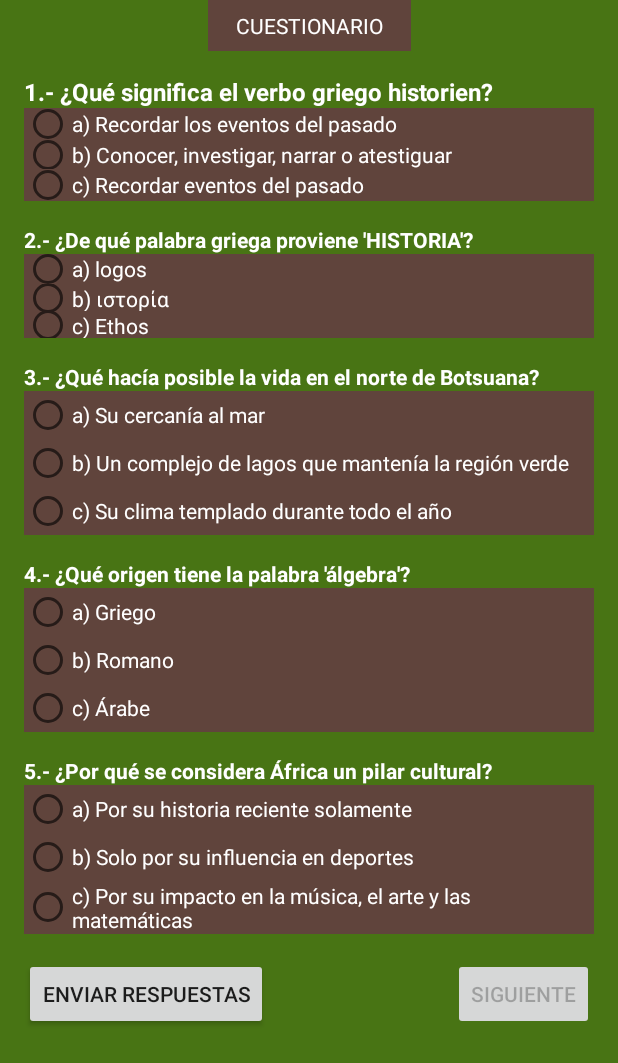
After one commit to Asdelas40k/aplicacion, an Android app: the layout activity_africatriv.xml on its own in the app's theme, with its tools: preview values and no code run, on a phone screen of 412 x 824 dp. The commit adds this screen. Shown: the top 1063 px of the screen. Run offline under Robolectric (Android 15) with nearby library versions, the phone set to English and light mode, and no system bars; Roboto replaces fonts that are not available here.

Commit message:
Descripción de los cambios en Ivan

```diff
--- a/app/src/main/AndroidManifest.xml
+++ b/app/src/main/AndroidManifest.xml
@@ -12,6 +12,9 @@
         android:supportsRtl="true"
         android:theme="@style/Theme.Proyecto"
         tools:targetApi="31">
+        <activity
+            android:name=".africatriv"
+            android:exported="false" />
         <activity
             android:name=".VIdeo1"
             android:exported="false" />
--- a/app/src/main/java/com/example/proyecto/Principal2.java
+++ b/app/src/main/java/com/example/proyecto/Principal2.java
@@ -1,7 +1,10 @@
 package com.example.proyecto;
 
+import android.content.Intent;
 import android.content.SharedPreferences;
 import android.os.Bundle;
+import android.view.View;
+import android.widget.Button;
 import android.widget.TextView;
 
 import androidx.activity.EdgeToEdge;
@@ -15,17 +18,41 @@ public class Principal2 extends AppCompatActivity {
     private static final String PREFS_NAME = "UserPrefs";
     private static final String KEY_USER = "username";
 
+    Button btnIniciar, btnSalir;
+
     @Override
     protected void onCreate(Bundle savedInstanceState) {
         super.onCreate(savedInstanceState);
         EdgeToEdge.enable(this);
         setContentView(R.layout.activity_principal2);
+
         TextView userTextView = findViewById(R.id.txtmost);
         SharedPreferences preferences = getSharedPreferences(PREFS_NAME, MODE_PRIVATE);
         String savedUser = preferences.getString(KEY_USER, "");
 
-        String message = "Bienvenido de vuelta" + savedUser + "estas listo para seguir con tu aventura?";
+        String message = "Bienvenido de vuelta " + savedUser + ", ¿estás listo para seguir con tu aventura?";
         userTextView.setText(message);
+
+        btnIniciar = findViewById(R.id.btnIniciar);
+        btnSalir = findViewById(R.id.btnsalir);
+
+        btnIniciar.setOnClickListener(new View.OnClickListener() {
+            @Override
+            public void onClick(View v) {
+                // Iniciar la Activity llamada "Primera"
+                Intent intent = new Intent(Principal2.this, Primera.class);
+                startActivity(intent);
+            }
+        });
+
+        btnSalir.setOnClickListener(new View.OnClickListener() {
+            @Override
+            public void onClick(View v) {
+                // Cerrar la aplicación completamente
+                finishAffinity(); // Cierra todas las actividades
+                System.exit(0);   // Termina el proceso de la app
+            }
+        });
 
         ViewCompat.setOnApplyWindowInsetsListener(findViewById(R.id.main), (v, insets) -> {
             Insets systemBars = insets.getInsets(WindowInsetsCompat.Type.systemBars());
--- a/app/src/main/java/com/example/proyecto/VIdeo1.java
+++ b/app/src/main/java/com/example/proyecto/VIdeo1.java
@@ -37,7 +37,7 @@ public class VIdeo1 extends AppCompatActivity {
         Button Ants = findViewById(R.id.btnants);
         Button Dps = findViewById(R.id.btndps);
 
-        Uri videoUri = Uri.parse("android.resource://" + getPackageName() + "/" + R.raw.vidprb);
+        Uri videoUri = Uri.parse("android.resource://" + getPackageName() + "/" + R.raw.africa);
         videoView.setVideoURI(videoUri);
         videoView.start();
 
@@ -74,12 +74,12 @@ public class VIdeo1 extends AppCompatActivity {
         });
 
         Ants.setOnClickListener(v -> {
-            Intent intent = new Intent(VIdeo1.this, MainActivity.class);
+            Intent intent = new Intent(VIdeo1.this, Principal2.class);
             startActivity(intent);
         });
 
         Dps.setOnClickListener(v -> {
-            Intent intent = new Intent(VIdeo1.this, MainActivity.class);
+            Intent intent = new Intent(VIdeo1.this, africatriv.class);
             startActivity(intent);
         });
     }
--- /dev/null
+++ b/app/src/main/java/com/example/proyecto/africatriv.java
@@ -0,0 +1,80 @@
+package com.example.proyecto;
+
+
+import android.content.Intent;
+import android.os.Bundle;
+import android.view.View;
+import android.widget.Button;
+import android.widget.RadioGroup;
+
+import androidx.activity.EdgeToEdge;
+import androidx.appcompat.app.AlertDialog;
+import androidx.appcompat.app.AppCompatActivity;
+
+public class africatriv extends AppCompatActivity {
+
+    RadioGroup radioGroup1, radioGroup2, radioGroup3, radioGroup4, radioGroup5;
+    Button btnEnviar, btnSiguiente;
+    boolean respuestasEnviadas = false;
+
+    @Override
+    protected void onCreate(Bundle savedInstanceState) {
+        super.onCreate(savedInstanceState);
+        EdgeToEdge.enable(this);
+
+        radioGroup1 = findViewById(R.id.radioGroup1);
+        radioGroup2 = findViewById(R.id.radioGroup2);
+        radioGroup3 = findViewById(R.id.radioGroup3);
+        radioGroup4 = findViewById(R.id.radioGroup4);
+        radioGroup5 = findViewById(R.id.radioGroup5);
+
+        btnEnviar = findViewById(R.id.btnEnviar);
+        btnSiguiente = findViewById(R.id.btnSiguiente);
+
+        btnEnviar.setOnClickListener(new View.OnClickListener() {
+            @Override
+            public void onClick(View view) {
+                mostrarResultado();
+                respuestasEnviadas = true;
+                btnSiguiente.setEnabled(true); // activar botón
+            }
+        });
+
+        btnSiguiente.setOnClickListener(new View.OnClickListener() {
+            @Override
+            public void onClick(View view) {
+                if (respuestasEnviadas) {
+                    // Aquí puedes pasar a otra pantalla o actividad si tienes otra
+                    // Por ahora mostramos otro mensaje
+                    new AlertDialog.Builder(africatriv.this)
+                            .setTitle("Siguiente")
+                            .setMessage("Vamos a la siguiente sección...")
+                            .setPositiveButton("OK", null)
+                            .show();
+
+                    // Ejemplo: iniciar nueva actividad
+                    // Intent intent = new Intent(africatriv.this, SiguienteActivity.class);
+                    // startActivity(intent);
+                }
+            }
+        });
+    }
+
+    private void mostrarResultado() {
+        int correctas = 0;
+
+        if (radioGroup1.getCheckedRadioButtonId() == R.id.radioButton1b) correctas++;
+        if (radioGroup2.getCheckedRadioButtonId() == R.id.radioButton2b) correctas++;
+        if (radioGroup3.getCheckedRadioButtonId() == R.id.radioButton3b) correctas++;
+        if (radioGroup4.getCheckedRadioButtonId() == R.id.radioButton4c) correctas++;
+        if (radioGroup5.getCheckedRadioButtonId() == R.id.radioButton5c) correctas++;
+
+        String mensaje = "FELICIDADES HAS RESPONDIDO " + correctas + "/5 PREGUNTAS CORRECTAS";
+
+        new AlertDialog.Builder(this)
+                .setTitle("Resultado")
+                .setMessage(mensaje)
+                .setPositiveButton("Aceptar", null)
+                .show();
+    }
+}
--- a/app/src/main/java/com/example/proyecto/significado.java
+++ b/app/src/main/java/com/example/proyecto/significado.java
@@ -26,7 +26,7 @@ public class significado extends AppCompatActivity {
 
         Button Siguiente = findViewById(R.id.btnsiguiente);
         Siguiente.setOnClickListener(v -> {
-            Intent intent = new Intent(significado.this, MainActivity.class);
+            Intent intent = new Intent(significado.this, VIdeo1.class);
             startActivity(intent);
         });
     }
--- /dev/null
+++ b/app/src/main/res/layout/activity_africatriv.xml
@@ -0,0 +1,311 @@
+<?xml version="1.0" encoding="utf-8"?>
+<androidx.constraintlayout.widget.ConstraintLayout xmlns:android="http://schemas.android.com/apk/res/android"
+    xmlns:app="http://schemas.android.com/apk/res-auto"
+    xmlns:tools="http://schemas.android.com/tools"
+    android:id="@+id/main"
+    android:layout_width="match_parent"
+    android:layout_height="match_parent"
+    android:background="#487414"
+    tools:context=".africatriv">
+
+    <!-- Título -->
+    <TextView
+        android:id="@+id/textView5"
+        android:layout_width="135dp"
+        android:layout_height="34dp"
+        android:background="#60443c"
+        android:gravity="center"
+        android:text="CUESTIONARIO"
+        android:textColor="#FFFFFF"
+        app:layout_constraintTop_toTopOf="parent"
+        app:layout_constraintStart_toStartOf="parent"
+        app:layout_constraintEnd_toEndOf="parent"
+        app:layout_constraintHorizontal_bias="0.5" />
+
+    <!-- Pregunta 1 -->
+    <TextView
+        android:id="@+id/textView6"
+        android:layout_width="0dp"
+        android:layout_height="wrap_content"
+        android:text="1.- ¿Qué significa el verbo griego historien?"
+        android:textStyle="bold"
+        android:textColor="#FFFFFF"
+        android:textSize="16sp"
+        app:layout_constraintTop_toBottomOf="@id/textView5"
+        app:layout_constraintStart_toStartOf="parent"
+        app:layout_constraintEnd_toEndOf="parent"
+        android:layout_marginTop="16dp"
+        android:layout_marginHorizontal="16dp" />
+
+    <RadioGroup
+        android:id="@+id/radioGroup1"
+        android:layout_width="0dp"
+        android:layout_height="wrap_content"
+        android:orientation="vertical"
+        app:layout_constraintTop_toBottomOf="@id/textView6"
+        app:layout_constraintStart_toStartOf="parent"
+        app:layout_constraintEnd_toEndOf="parent"
+        android:layout_marginHorizontal="16dp">
+
+        <RadioButton
+            android:id="@+id/radioButton1a"
+            android:layout_width="match_parent"
+            android:layout_height="21dp"
+            android:background="#60443c"
+            android:text="a) Recordar los eventos del pasado"
+            android:textColor="#FFFFFF"
+            tools:ignore="TouchTargetSizeCheck" />
+
+        <RadioButton
+            android:id="@+id/radioButton1b"
+            android:layout_width="match_parent"
+            android:layout_height="19dp"
+            android:background="#60443c"
+            android:text="b) Conocer, investigar, narrar o atestiguar"
+            android:textColor="#FFFFFF"
+            tools:ignore="TouchTargetSizeCheck" />
+
+        <RadioButton
+            android:id="@+id/radioButton1c"
+            android:layout_width="match_parent"
+            android:layout_height="21dp"
+            android:background="#60443c"
+            android:text="c) Recordar eventos del pasado"
+            android:textColor="#FFFFFF"
+            tools:ignore="TouchTargetSizeCheck" />
+    </RadioGroup>
+
+    <!-- Pregunta 2 -->
+    <TextView
+        android:id="@+id/textView7"
+        android:layout_width="0dp"
+        android:layout_height="wrap_content"
+        android:text="2.- ¿De qué palabra griega proviene 'HISTORIA'?"
+        android:textColor="#FFFFFF"
+        android:textStyle="bold"
+        app:layout_constraintTop_toBottomOf="@id/radioGroup1"
+        app:layout_constraintStart_toStartOf="parent"
+        app:layout_constraintEnd_toEndOf="parent"
+        android:layout_marginTop="16dp"
+        android:layout_marginHorizontal="16dp" />
+
+    <RadioGroup
+        android:id="@+id/radioGroup2"
+        android:layout_width="0dp"
+        android:layout_height="wrap_content"
+        android:orientation="vertical"
+        app:layout_constraintTop_toBottomOf="@id/textView7"
+        app:layout_constraintStart_toStartOf="parent"
+        app:layout_constraintEnd_toEndOf="parent"
+        android:layout_marginHorizontal="16dp">
+
+        <RadioButton
+            android:id="@+id/radioButton2a"
+            android:layout_width="match_parent"
+            android:layout_height="20dp"
+            android:background="#60443c"
+            android:text="a) logos"
+            android:textColor="#FFFFFF"
+            tools:ignore="TouchTargetSizeCheck" />
+
+        <RadioButton
+            android:id="@+id/radioButton2b"
+            android:layout_width="match_parent"
+            android:layout_height="18dp"
+            android:background="#60443c"
+            android:text="b) ιστορία"
+            android:textColor="#FFFFFF"
+            tools:ignore="TouchTargetSizeCheck" />
+
+        <RadioButton
+            android:id="@+id/radioButton2c"
+            android:layout_width="match_parent"
+            android:layout_height="18dp"
+            android:background="#60443c"
+            android:text="c) Ethos"
+            android:textColor="#FFFFFF"
+            tools:ignore="TouchTargetSizeCheck" />
+    </RadioGroup>
+
+    <!-- Pregunta 3 -->
+    <TextView
+        android:id="@+id/textView8"
+        android:layout_width="0dp"
+        android:layout_height="wrap_content"
+        android:text="3.- ¿Qué hacía posible la vida en el norte de Botsuana?"
+        android:textColor="#FFFFFF"
+        android:textStyle="bold"
+        app:layout_constraintTop_toBottomOf="@id/radioGroup2"
+        app:layout_constraintStart_toStartOf="parent"
+        app:layout_constraintEnd_toEndOf="parent"
+        android:layout_marginTop="16dp"
+        android:layout_marginHorizontal="16dp" />
+
+    <RadioGroup
+        android:id="@+id/radioGroup3"
+        android:layout_width="0dp"
+        android:layout_height="wrap_content"
+        android:orientation="vertical"
+        app:layout_constraintTop_toBottomOf="@id/textView8"
+        app:layout_constraintStart_toStartOf="parent"
+        app:layout_constraintEnd_toEndOf="parent"
+        android:layout_marginHorizontal="16dp">
+
+        <RadioButton
+            android:id="@+id/radioButton3a"
+            android:layout_width="match_parent"
+            android:layout_height="wrap_content"
+            android:background="#60443c"
+            android:text="a) Su cercanía al mar"
+            android:textColor="#FFFFFF"
+            tools:ignore="TouchTargetSizeCheck" />
+
+        <RadioButton
+            android:id="@+id/radioButton3b"
+            android:layout_width="match_parent"
+            android:layout_height="wrap_content"
+            android:background="#60443c"
+            android:text="b) Un complejo de lagos que mantenía la región verde"
+            android:textColor="#FFFFFF"
+            tools:ignore="TouchTargetSizeCheck" />
+
+        <RadioButton
+            android:id="@+id/radioButton3c"
+            android:layout_width="match_parent"
+            android:layout_height="wrap_content"
+            android:background="#60443c"
+            android:text="c) Su clima templado durante todo el año"
+            android:textColor="#FFFFFF"
+            tools:ignore="TouchTargetSizeCheck" />
+    </RadioGroup>
+
+    <!-- Pregunta 4 -->
+    <TextView
+        android:id="@+id/textView9"
+        android:layout_width="0dp"
+        android:layout_height="wrap_content"
+        android:text="4.- ¿Qué origen tiene la palabra 'álgebra'?"
+        android:textColor="#FFFFFF"
+        android:textStyle="bold"
+        app:layout_constraintTop_toBottomOf="@id/radioGroup3"
+        app:layout_constraintStart_toStartOf="parent"
+        app:layout_constraintEnd_toEndOf="parent"
+        android:layout_marginTop="16dp"
+        android:layout_marginHorizontal="16dp" />
+
+    <RadioGroup
+        android:id="@+id/radioGroup4"
+        android:layout_width="0dp"
+        android:layout_height="wrap_content"
+        android:orientation="vertical"
+        app:layout_constraintTop_toBottomOf="@id/textView9"
+        app:layout_constraintStart_toStartOf="parent"
+        app:layout_constraintEnd_toEndOf="parent"
+        android:layout_marginHorizontal="16dp">
+
+        <RadioButton
+            android:id="@+id/radioButton4a"
+            android:layout_width="match_parent"
+            android:layout_height="wrap_content"
+            android:background="#60443c"
+            android:text="a) Griego"
+            android:textColor="#FFFFFF"
+            tools:ignore="TouchTargetSizeCheck" />
+
+        <RadioButton
+            android:id="@+id/radioButton4b"
+            android:layout_width="match_parent"
+            android:layout_height="wrap_content"
+            android:background="#60443c"
+            android:text="b) Romano"
+            android:textColor="#FFFFFF"
+            tools:ignore="TouchTargetSizeCheck" />
+
+        <RadioButton
+            android:id="@+id/radioButton4c"
+            android:layout_width="match_parent"
+            android:layout_height="wrap_content"
+            android:background="#60443c"
+            android:text="c) Árabe"
+            android:textColor="#FFFFFF"
+            tools:ignore="TouchTargetSizeCheck" />
+    </RadioGroup>
+
+    <!-- Pregunta 5 -->
+    <TextView
+        android:id="@+id/textView10"
+        android:layout_width="0dp"
+        android:layout_height="wrap_content"
+        android:text="5.- ¿Por qué se considera África un pilar cultural?"
+        android:textColor="#FFFFFF"
+        android:textStyle="bold"
+        app:layout_constraintTop_toBottomOf="@id/radioGroup4"
+        app:layout_constraintStart_toStartOf="parent"
+        app:layout_constraintEnd_toEndOf="parent"
+        android:layout_marginTop="16dp"
+        android:layout_marginHorizontal="16dp" />
+
+    <RadioGroup
+        android:id="@+id/radioGroup5"
+        android:layout_width="0dp"
+        android:layout_height="wrap_content"
+        android:orientation="vertical"
+        app:layout_constraintTop_toBottomOf="@id/textView10"
+        app:layout_constraintStart_toStartOf="parent"
+        app:layout_constraintEnd_toEndOf="parent"
+        android:layout_marginBottom="16dp"
+        android:layout_marginHorizontal="16dp">
+
+        <RadioButton
+            android:id="@+id/radioButton5a"
+            android:layout_width="match_parent"
+            android:layout_height="wrap_content"
+            android:background="#60443c"
+            android:text="a) Por su historia reciente solamente"
+            android:textColor="#FFFFFF"
+            tools:ignore="TouchTargetSizeCheck" />
+
+        <RadioButton
+            android:id="@+id/radioButton5b"
+            android:layout_width="match_parent"
+            android:layout_height="wrap_content"
+            android:background="#60443c"
+            android:text="b) Solo por su influencia en deportes"
+            android:textColor="#FFFFFF"
+            tools:ignore="TouchTargetSizeCheck" />
+
+        <RadioButton
+            android:id="@+id/radioButton5c"
+            android:layout_width="match_parent"
+            android:layout_height="wrap_content"
+            android:background="#60443c"
+            android:text="c) Por su impacto en la música, el arte y las matemáticas"
+            android:textColor="#FFFFFF"
+            tools:ignore="TouchTargetSizeCheck" />
+    </RadioGroup>
+
+    <!-- Botón Enviar respuestas -->
+    <Button
+        android:id="@+id/btnEnviar"
+        android:layout_width="wrap_content"
+        android:layout_height="wrap_content"
+        android:text="Enviar respuestas"
+        app:layout_constraintTop_toBottomOf="@id/radioGroup5"
+        app:layout_constraintStart_toStartOf="parent"
+        android:layout_marginTop="16dp"
+        android:layout_marginStart="16dp" />
+
+    <!-- Botón Siguiente -->
+    <Button
+        android:id="@+id/btnSiguiente"
+        android:layout_width="wrap_content"
+        android:layout_height="wrap_content"
+        android:text="Siguiente"
+        android:enabled="false"
+        app:layout_constraintTop_toBottomOf="@id/radioGroup5"
+        app:layout_constraintEnd_toEndOf="parent"
+        android:layout_marginTop="16dp"
+        android:layout_marginEnd="16dp" />
+
+
+</androidx.constraintlayout.widget.ConstraintLayout>
--- a/app/src/main/res/layout/activity_primera.xml
+++ b/app/src/main/res/layout/activity_primera.xml
@@ -65,12 +65,13 @@
         android:text="¿Deseas ingresar a una nueva aventura?"
         android:textColor="@color/black"
         android:textSize="20sp"
+        android:padding="10dp"
         app:layout_constraintBottom_toBottomOf="parent"
         app:layout_constraintEnd_toEndOf="parent"
         app:layout_constraintHorizontal_bias="0.0"
         app:layout_constraintStart_toStartOf="parent"
         app:layout_constraintTop_toTopOf="parent"
-        app:layout_constraintVertical_bias="0.67"
+        app:layout_constraintVertical_bias="0.668"
         tools:ignore="SpeakableTextPresentCheck" />
 
     <Button
--- a/app/src/main/res/layout/activity_principal2.xml
+++ b/app/src/main/res/layout/activity_principal2.xml
@@ -3,6 +3,7 @@
     xmlns:app="http://schemas.android.com/apk/res-auto"
     xmlns:tools="http://schemas.android.com/tools"
     android:id="@+id/main"
+    android:background="#560783"
     android:layout_width="match_parent"
     android:layout_height="match_parent"
     tools:context=".MainActivity">
@@ -20,7 +21,7 @@
         app:layout_constraintVertical_bias="0.064" />
 
     <Button
-        android:id="@+id/btnini"
+        android:id="@+id/btnIniciar"
         android:layout_width="wrap_content"
         android:layout_height="wrap_content"
         android:text="Iniciar"
--- a/app/src/main/res/layout/activity_video1.xml
+++ b/app/src/main/res/layout/activity_video1.xml
@@ -9,12 +9,14 @@
 
     <VideoView
         android:id="@+id/videoView"
-        android:layout_width="0dp"
-        android:layout_height="0dp"
+        android:layout_width="412dp"
+        android:layout_height="231dp"
+        app:layout_constraintBottom_toTopOf="@id/seekBar"
+        app:layout_constraintEnd_toEndOf="parent"
+        app:layout_constraintHorizontal_bias="1.0"
         app:layout_constraintStart_toStartOf="parent"
-        app:layout_constraintEnd_toEndOf="parent"
         app:layout_constraintTop_toTopOf="parent"
-        app:layout_constraintBottom_toTopOf="@id/seekBar" />
+        app:layout_constraintVertical_bias="0.0" />
 
     <Button
         android:id="@+id/playPauseButton"
```
